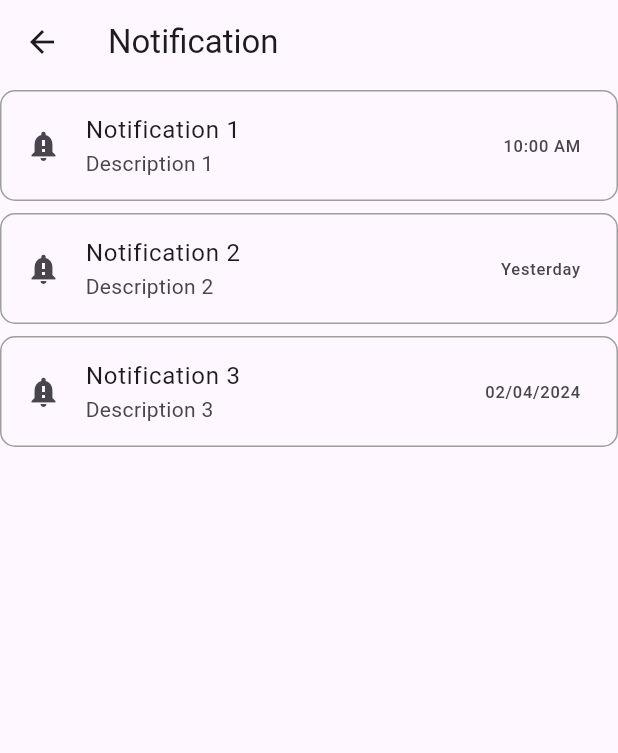
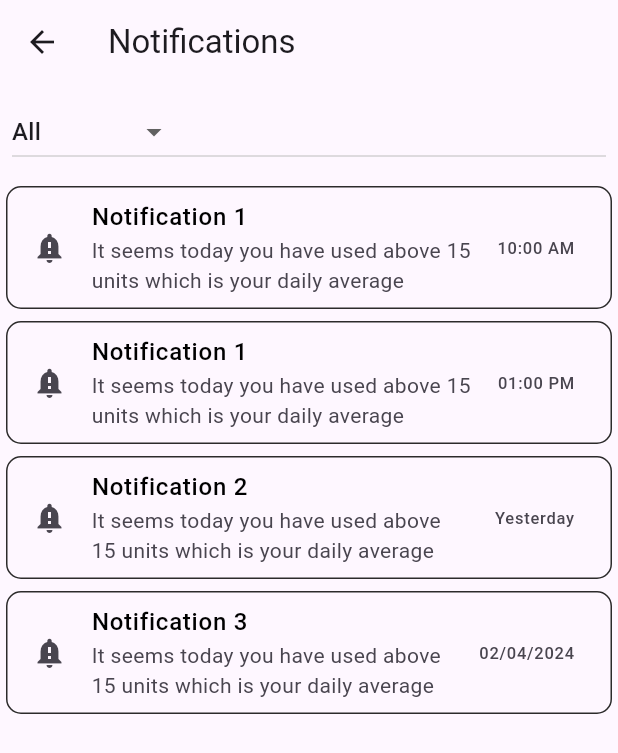
Before and after one commit to Samson-Songare/smart_water_app, a Flutter app: the NotificationPage screen opened directly, on a phone screen of 412 x 824 dp. Shown: the top 753 px of the screen. Run offline on Flutter 3.47's test engine with Material 3 defaults, Android fonts, the phone set to English and light mode, and no system bars; our stand-ins replace charts_flutter, firebase_core, flutter_rating_bar, pin_code_text_field, simple_circular_progress_bar; missing offline and left inert: dart:js_interop; accounts and stored records are empty.

```diff
--- a/lib/pages/login_page.dart
+++ b/lib/pages/login_page.dart
@@ -11,6 +11,8 @@ class LoginPage extends StatefulWidget {
 class _LoginPageState extends State<LoginPage> {
   bool _hidePassword = true;
   bool _savePassword = false;
+  final TextEditingController usernameController = TextEditingController();
+  final TextEditingController passwordController = TextEditingController();
   @override
   Widget build(BuildContext context) {
     return Scaffold(
@@ -23,6 +25,8 @@ class _LoginPageState extends State<LoginPage> {
         centerTitle: true,
       ),
       body: Center(
+        child: Padding(
+          padding: const EdgeInsets.all(8.0),
           child: ListView(
             scrollDirection: Axis.vertical,
             children: [
@@ -131,6 +135,7 @@ class _LoginPageState extends State<LoginPage> {
             ],
           ),
         ),
+      ),
     );
   }
 }
--- a/lib/pages/notifications_page.dart
+++ b/lib/pages/notifications_page.dart
@@ -1,60 +1,122 @@
 import 'package:flutter/material.dart';
 
-class NotificationPage extends StatelessWidget {
+class NotificationPage extends StatefulWidget {
+  const NotificationPage({super.key});
+
+  @override
+  State<NotificationPage> createState() => _NotificationPageState();
+}
+
+class _NotificationPageState extends State<NotificationPage> {
   // Sample notification data
   final List<Map<String, dynamic>> notificationData = [
     {
       'title': 'Notification 1',
-      'description': 'Description 1',
+      'description':
+          'It seems today you have used above 15 units which is your daily average',
       'time': '10:00 AM',
       'date': 'Today'
     },
     {
+      'title': 'Notification 1',
+      'description':
+          'It seems today you have used above 15 units which is your daily average',
+      'time': '01:00 PM',
+      'date': 'Today'
+    },
+    {
       'title': 'Notification 2',
-      'description': 'Description 2',
+      'description':
+          'It seems today you have used above 15 units which is your daily average',
       'time': 'Yesterday',
       'date': 'Yesterday'
     },
     {
       'title': 'Notification 3',
-      'description': 'Description 3',
+      'description':
+          'It seems today you have used above 15 units which is your daily average',
       'time': '02/04/2024',
       'date': '02/04/2024'
     },
   ];
 
-  NotificationPage({super.key});
+  final List<String> filterOptions = [
+    'All',
+    'Today',
+    'Last Week',
+    'Last Month',
+    'Last Year'
+  ];
+
+// Selected filter option
+  String selectedFilter = 'All';
 
   @override
   Widget build(BuildContext context) {
     return Scaffold(
       appBar: AppBar(
-        title: Text('Notification'),
+        title: Text('Notifications'),
       ),
-      body: ListView.builder(
+      body: Column(
+        crossAxisAlignment: CrossAxisAlignment.stretch,
+        children: [
+          Padding(
+            padding: EdgeInsets.all(8.0),
+            child: DropdownButton<String>(
+              value: selectedFilter,
+              onChanged: (String? newValue) {
+                if (newValue != null) {
+                  setState(() {
+                    selectedFilter = newValue;
+                  });
+
+                  // You can filter notification data here based on the selected filter
+                  // For now, just print the selected filter
+                  print('Selected filter: $selectedFilter');
+                }
+              },
+              items:
+                  filterOptions.map<DropdownMenuItem<String>>((String value) {
+                return DropdownMenuItem<String>(
+                  value: value,
+                  child: Text(value),
+                );
+              }).toList(),
+            ),
+          ),
+          Expanded(
+            child: ListView.builder(
               itemCount: notificationData.length,
               itemBuilder: (BuildContext context, int index) {
-          final Map<String, dynamic> notification = notificationData[index];
+                final Map<String, dynamic> notification =
+                    notificationData[index];
                 final String title = notification['title'];
                 final String description = notification['description'];
                 final String time = notification['time'];
                 final String date = notification['date'];
 
                 return Container(
-            margin: EdgeInsets.symmetric(vertical: 4.0),
+                  margin: EdgeInsets.all(4.0),
                   decoration: BoxDecoration(
                     borderRadius: BorderRadius.circular(10.0),
-              border: Border.all(color: Colors.grey),
+                    border: Border.all(color: Color(0xff2c2b2b)),
                   ),
                   child: ListTile(
                     leading: Icon(Icons.notification_important),
-              title: Text(title),
+                    title: Text(
+                      title,
+                      style: TextStyle(
+                          color: Colors.black, fontWeight: FontWeight.w500),
+                    ),
                     subtitle: Text(description),
                     trailing: Text(time),
                   ),
                 );
               },
             ),
+          ),
+        ],
+      ),
     );
   }
 }
--- a/pubspec.yaml
+++ b/pubspec.yaml
@@ -13,6 +13,12 @@ dependencies:
   simple_circular_progress_bar: ^1.0.2
   charts_flutter: ^0.12.0
   flutter_rating_bar: ^4.0.1
+  provider: ^6.1.2
+  go_router: ^3.1.1
+  http: ^0.13.5
+  shared_preferences: ^2.0.18
+  firebase_core: ^2.8.0
+  firebase_auth: ^4.3.0
 
 dev_dependencies:
   flutter_test:
```
Also changed, not shown: lib/components/confirm_pay_bill_widget.dart (added, +68 -0 lines), lib/components/mobile_money_password_bottom_sheet.dart (added, +96 -0 lines), lib/main.dart (+6 -1 lines), lib/models/app_state.dart (added, +24 -0 lines), lib/pages/pay_bills_page.dart (added, +164 -0 lines), lib/pages/view_bills_page.dart (+12 -0 lines), lib/firebase_options.dart (added), 3 other files. Lines whose indentation alone changed are shown as unchanged.
